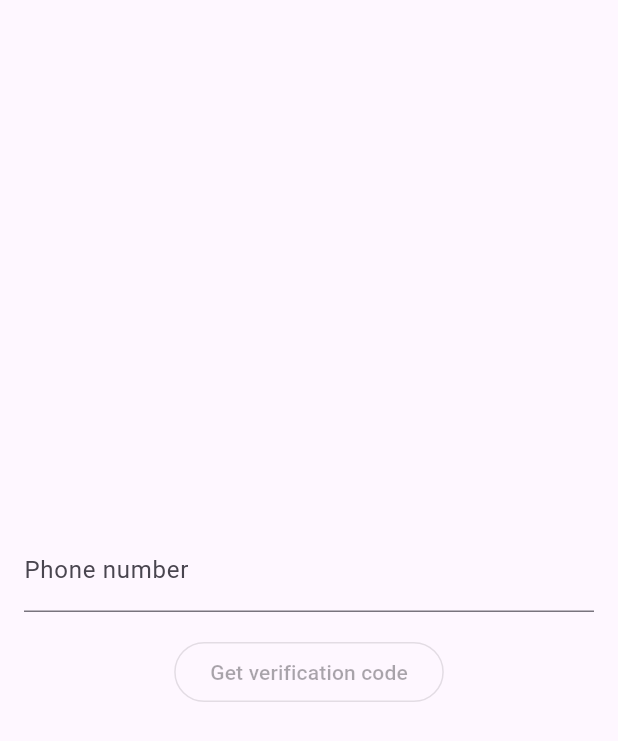
After one commit to m8811163008/login_sample_project, a Flutter app: the screen it shows after launch, on a phone screen of 412 x 824 dp. The commit adds this screen. Shown: the top 741 px of the screen. Run offline on Flutter 3.47's test engine with Material 3 defaults, Android fonts, the phone set to English and light mode, and no system bars; our stand-ins replace equatable, flutter_bloc, formz.

Commit message:
add verification bloc request

```diff
--- a/lib/app.dart
+++ b/lib/app.dart
@@ -10,8 +10,9 @@ class LoginApp extends StatelessWidget {
   Widget build(BuildContext context) {
     return MaterialApp(
       routes: {
-        Routes.loginRoutePhoneInput: (context) => const LoginScreenPhoneInput(),
-        Routes.loginRouteVerify: (context) => const LoginScreenVerify(),
+        Routes.loginRoutePhoneInput: (context) =>
+            const LoginScreenPhoneInputRoute(),
+        Routes.loginRouteVerify: (context) => const LoginScreenVerifyRoute(),
         Routes.homeRoute: (context) => const HomeScreen(),
       },
     );
--- /dev/null
+++ b/lib/features/component_library/input_view.dart
@@ -0,0 +1,34 @@
+import 'package:flutter/material.dart';
+
+class InputView extends StatelessWidget {
+  const InputView(
+      {super.key,
+      required this.textField,
+      this.buttonLabel = '',
+      required this.onPressed});
+  final TextField textField;
+  final VoidCallback? onPressed;
+  final String buttonLabel;
+
+  @override
+  Widget build(BuildContext context) {
+    return Scaffold(
+      body: Padding(
+        padding: const EdgeInsets.symmetric(horizontal: 16.0),
+        child: Column(
+          mainAxisAlignment: MainAxisAlignment.center,
+          children: [
+            textField,
+            const SizedBox(
+              height: 16.0,
+            ),
+            OutlinedButton(
+              onPressed: onPressed,
+              child: Text(buttonLabel),
+            )
+          ],
+        ),
+      ),
+    );
+  }
+}
--- a/lib/features/login/bloc/login_event.dart
+++ b/lib/features/login/bloc/login_event.dart
@@ -22,6 +22,16 @@ final class VerificationCodeRequested extends LoginEvent {
   VerificationCodeRequested();
 }
 
+final class VerificationCodeChanged extends LoginEvent {
+  final String verificationCode;
+
+  VerificationCodeChanged({required this.verificationCode});
+
+  @override
+  String toString() =>
+      'VerificationCodeRequest(verificationCode: $verificationCode)';
+}
+
 final class JsonWebTokenRequested extends LoginEvent {
   JsonWebTokenRequested();
 }
--- a/lib/features/login/login_screen_phone_input.dart
+++ b/lib/features/login/login_screen_phone_input.dart
@@ -2,13 +2,14 @@ import 'package:flutter/material.dart';
 import 'package:flutter/services.dart';
 import 'package:flutter_bloc/flutter_bloc.dart';
 import 'package:formz/formz.dart';
+import 'package:login_sample_project/features/component_library/input_view.dart';
 import 'package:login_sample_project/features/login/bloc/login_bloc.dart';
 import 'package:login_sample_project/features/login/login_screen_verify.dart';
 import 'package:login_sample_project/features/login/models/input_number.dart';
 import 'package:login_sample_project/repository.dart/login_repostiory.dart';
 
-class LoginScreenPhoneInput extends StatelessWidget {
-  const LoginScreenPhoneInput({super.key});
+class LoginScreenPhoneInputRoute extends StatelessWidget {
+  const LoginScreenPhoneInputRoute({super.key});
 
   @override
   Widget build(BuildContext context) {
@@ -16,7 +17,7 @@ class LoginScreenPhoneInput extends StatelessWidget {
       create: (_) => LoginBloc(
         loginRepository: RepositoryProvider.of<LoginRepository>(context),
       ),
-      child: LoginScreenView(),
+      child: const LoginScreenView(),
     );
   }
 }
@@ -36,7 +37,7 @@ class LoginScreenView extends StatelessWidget {
         if (state.phoneNumberStatus.isInProgressOrSuccess) {
           Navigator.of(context).push(
             MaterialPageRoute(
-              builder: (context) => const LoginScreenVerify(),
+              builder: (context) => const LoginScreenVerifyRoute(),
             ),
           );
         } else if (state.phoneNumberStatus.isFailure) {
@@ -49,13 +50,8 @@ class LoginScreenView extends StatelessWidget {
             );
         }
       },
-      child: Scaffold(
-        body: Padding(
-          padding: EdgeInsets.symmetric(horizontal: 16.0),
-          child: Column(
-            mainAxisAlignment: MainAxisAlignment.center,
-            children: [
-              TextField(
+      child: InputView(
+        textField: TextField(
           decoration: InputDecoration(
             labelText: 'Phone number',
             errorText: errorText(displayError),
@@ -72,10 +68,6 @@ class LoginScreenView extends StatelessWidget {
             );
           },
         ),
-              SizedBox(
-                height: 16.0,
-              ),
-              OutlinedButton(
         onPressed: phoneNumberLength < 10
             ? null
             : () {
@@ -83,11 +75,7 @@ class LoginScreenView extends StatelessWidget {
                       VerificationCodeRequested(),
                     );
               },
-                child: Text('Get verification code'),
-              )
-            ],
-          ),
-        ),
+        buttonLabel: 'Get verification code',
       ),
     );
   }
--- a/lib/repository.dart/login_repostiory.dart
+++ b/lib/repository.dart/login_repostiory.dart
@@ -10,7 +10,8 @@ class LoginRepository {
   Future<VerificationCode> fetchVericationCode(int phoneNumber) =>
       remoteApi.fetchVericationCode(phoneNumber);
 
-  Future<JsonWebToken> fetchJsonWebToken(int vericationCode, int phoneNumber) =>
+  Future<JsonWebToken> fetchJsonWebToken(
+          {required int vericationCode, required int phoneNumber}) =>
       remoteApi.fetchJsonWebToken(
         verificationCode: vericationCode,
         phoneNumber: phoneNumber,
```
Also changed, not shown: lib/features/login/bloc/login_bloc.dart (+29 -0 lines), lib/features/login/login_screen_verify.dart (+78 -1 lines). Lines whose indentation alone changed are shown as unchanged.
